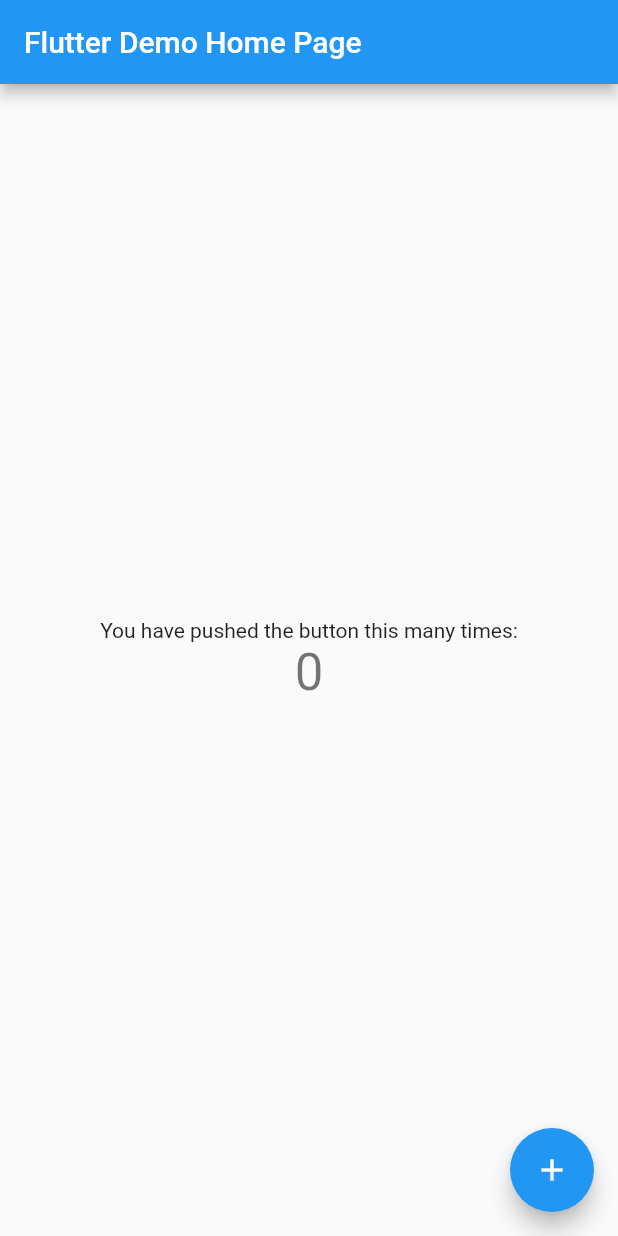
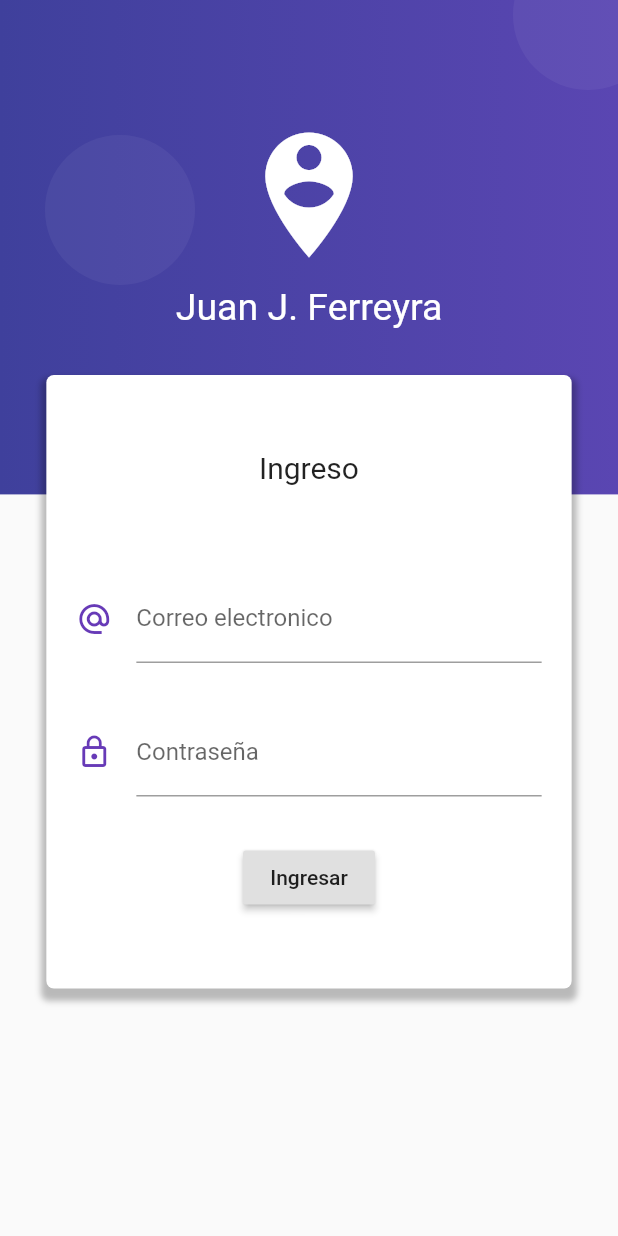
Before and after one commit to juancho108/formValidation-flutter, a Flutter app: the screen it shows after launch, on a phone screen of 412 x 824 dp. Run offline on Flutter 3.47's test engine with Material 2 defaults, Android fonts, the phone set to English and light mode, and no system bars.

```diff
--- a/lib/main.dart
+++ b/lib/main.dart
@@ -1,111 +1,20 @@
 import 'package:flutter/material.dart';
+import 'package:formvalidation/src/pages/home_page.dart';
+import 'package:formvalidation/src/pages/login_page.dart';
 
 void main() => runApp(MyApp());
 
 class MyApp extends StatelessWidget {
-  // This widget is the root of your application.
   @override
   Widget build(BuildContext context) {
     return MaterialApp(
-      title: 'Flutter Demo',
-      theme: ThemeData(
-        // This is the theme of your application.
-        //
-        // Try running your application with "flutter run". You'll see the
-        // application has a blue toolbar. Then, without quitting the app, try
-        // changing the primarySwatch below to Colors.green and then invoke
-        // "hot reload" (press "r" in the console where you ran "flutter run",
-        // or simply save your changes to "hot reload" in a Flutter IDE).
-        // Notice that the counter didn't reset back to zero; the application
-        // is not restarted.
-        primarySwatch: Colors.blue,
-      ),
-      home: MyHomePage(title: 'Flutter Demo Home Page'),
+      debugShowCheckedModeBanner: false,
+      title: 'Material App',
+      initialRoute: 'login',
+      routes: {
+        'login' : (BuildContext context) => LoginPage(),
+        'home'  : (BuildContext context) => HomePage()
+      },
     );
   }
 }
-
-class MyHomePage extends StatefulWidget {
-  MyHomePage({Key key, this.title}) : super(key: key);
-
-  // This widget is the home page of your application. It is stateful, meaning
-  // that it has a State object (defined below) that contains fields that affect
-  // how it looks.
-
-  // This class is the configuration for the state. It holds the values (in this
-  // case the title) provided by the parent (in this case the App widget) and
-  // used by the build method of the State. Fields in a Widget subclass are
-  // always marked "final".
-
-  final String title;
-
-  @override
-  _MyHomePageState createState() => _MyHomePageState();
-}
-
-class _MyHomePageState extends State<MyHomePage> {
-  int _counter = 0;
-
-  void _incrementCounter() {
-    setState(() {
-      // This call to setState tells the Flutter framework that something has
-      // changed in this State, which causes it to rerun the build method below
-      // so that the display can reflect the updated values. If we changed
-      // _counter without calling setState(), then the build method would not be
-      // called again, and so nothing would appear to happen.
-      _counter++;
-    });
-  }
-
-  @override
-  Widget build(BuildContext context) {
-    // This method is rerun every time setState is called, for instance as done
-    // by the _incrementCounter method above.
-    //
-    // The Flutter framework has been optimized to make rerunning build methods
-    // fast, so that you can just rebuild anything that needs updating rather
-    // than having to individually change instances of widgets.
-    return Scaffold(
-      appBar: AppBar(
-        // Here we take the value from the MyHomePage object that was created by
-        // the App.build method, and use it to set our appbar title.
-        title: Text(widget.title),
-      ),
-      body: Center(
-        // Center is a layout widget. It takes a single child and positions it
-        // in the middle of the parent.
-        child: Column(
-          // Column is also layout widget. It takes a list of children and
-          // arranges them vertically. By default, it sizes itself to fit its
-          // children horizontally, and tries to be as tall as its parent.
-          //
-          // Invoke "debug painting" (press "p" in the console, choose the
-          // "Toggle Debug Paint" action from the Flutter Inspector in Android
-          // Studio, or the "Toggle Debug Paint" command in Visual Studio Code)
-          // to see the wireframe for each widget.
-          //
-          // Column has various properties to control how it sizes itself and
-          // how it positions its children. Here we use mainAxisAlignment to
-          // center the children vertically; the main axis here is the vertical
-          // axis because Columns are vertical (the cross axis would be
-          // horizontal).
-          mainAxisAlignment: MainAxisAlignment.center,
-          children: <Widget>[
-            Text(
-              'You have pushed the button this many times:',
-            ),
-            Text(
-              '$_counter',
-              style: Theme.of(context).textTheme.display1,
-            ),
-          ],
-        ),
-      ),
-      floatingActionButton: FloatingActionButton(
-        onPressed: _incrementCounter,
-        tooltip: 'Increment',
-        child: Icon(Icons.add),
-      ), // This trailing comma makes auto-formatting nicer for build methods.
-    );
-  }
-}
--- /dev/null
+++ b/lib/src/pages/home_page.dart
@@ -0,0 +1,12 @@
+import 'package:flutter/material.dart';
+
+class HomePage extends StatelessWidget {
+  @override
+  Widget build(BuildContext context) {
+    return Scaffold(
+      appBar: AppBar(
+        title: Text('Home Page'),
+      ),
+    );
+  }
+}
--- /dev/null
+++ b/lib/src/pages/login_page.dart
@@ -0,0 +1,160 @@
+import 'package:flutter/material.dart';
+
+class LoginPage extends StatelessWidget {
+  @override
+  Widget build(BuildContext context) {
+    return Scaffold(
+     body: Stack(
+       children: <Widget>[
+         _crearFondo(context),
+         _loginForm(context),
+       ],
+     )
+    );
+  }
+
+  Widget _crearFondo(BuildContext context) {
+
+    final size = MediaQuery.of(context).size;
+
+    final fondoMorado = Container(
+      height: size.height * 0.4,
+      width: double.infinity,
+      decoration: BoxDecoration(
+        gradient: LinearGradient(
+          colors: <Color>[
+            Color.fromRGBO(63, 64, 156, 1.0),
+            Color.fromRGBO(90, 70, 178, 1.0)
+          ]
+        )
+      ),
+    );
+
+    final circulo = Container(
+      width: 100.0,
+      height: 100.0,
+      decoration: BoxDecoration(
+        borderRadius: BorderRadius.circular(100.0),
+        color: Color.fromRGBO(255, 255, 255, 0.05)
+      ),
+    );
+
+    return Stack(
+      children: <Widget>[
+        fondoMorado,
+        Positioned(top: 90.0, left: 30.0, child: circulo),
+        Positioned(top: -40.0, right: -30.0, child: circulo),
+        Positioned(bottom: -50.0, right: -10.0, child: circulo),
+        Positioned(bottom: 120.0, right: 20.0, child: circulo),
+        Positioned(bottom: -50.0, left: -20.0, child: circulo),
+
+        Container(
+          padding: EdgeInsets.only(top: 80.0),
+          child: Column(
+            children: <Widget>[
+              Icon(Icons.person_pin_circle, color: Colors.white, size: 100.0,),
+              SizedBox(height: 10.0, width: double.infinity),
+              Text('Juan J. Ferreyra', style: TextStyle(color: Colors.white, fontSize: 25.0),)
+            ],
+          ),
+        )
+
+      ],
+    );
+
+  }
+
+  Widget _loginForm(BuildContext context) {
+
+    final size = MediaQuery.of(context).size;
+
+    return SingleChildScrollView(
+      child: Column(
+        children: <Widget>[
+          SafeArea(
+            child: Container(
+              height: 220.0,
+            ),
+          ),
+          Container(
+            width: size.width * 0.85,
+            margin: EdgeInsets.symmetric(vertical: 30.0) ,
+            padding: EdgeInsets.symmetric(vertical: 50.0),
+            decoration: BoxDecoration(
+              color: Colors.white,
+              borderRadius: BorderRadius.circular(5.0),
+              boxShadow: <BoxShadow>[
+                BoxShadow(
+                  color: Colors.black26,
+                  blurRadius: 3.0,
+                  offset: Offset(0.0, 5.0),
+                  spreadRadius: 3.0
+                )
+              ]
+            ),
+            child: Column(
+              children: <Widget>[
+                Text('Ingreso', style: TextStyle(fontSize: 20.0)),
+                SizedBox(height: 60.0),
+                _crearEmail(),
+                SizedBox(height: 30.0),
+                _crearPassword(),
+                SizedBox(height: 30.0),
+                _crearBoton(),
+              ],
+            ),
+          ),
+
+        ],
+      ),
+    );
+
+
+
+  }
+
+  Widget _crearEmail() {
+
+    return Container(
+      padding: EdgeInsets.symmetric(horizontal: 20.0),
+      child: TextField(
+        keyboardType: TextInputType.emailAddress,
+        decoration: InputDecoration(
+          icon: Icon(Icons.alternate_email, color: Colors.deepPurple),
+          hintText: 'ejemplo@correo.com',
+          labelText: 'Correo electronico'
+        ),
+      ),
+    );
+
+  }
+
+
+  Widget _crearPassword() {
+
+    return Container(
+      padding: EdgeInsets.symmetric(horizontal: 20.0),
+      child: TextField(
+        obscureText: true,
+        keyboardType: TextInputType.emailAddress,
+        decoration: InputDecoration(
+          icon: Icon(Icons.lock_outline, color: Colors.deepPurple),
+          labelText: 'Contraseña'
+        ),
+      ),
+    );
+
+  }
+
+  Widget _crearBoton(){
+
+    return RaisedButton(
+      child: Container(
+        child: Text('Ingresar'),
+      ),
+      onPressed: (){},
+    );
+
+  }
+
+}
```
Also changed, not shown: assets/diseno-login.png (added), 1 other file.
